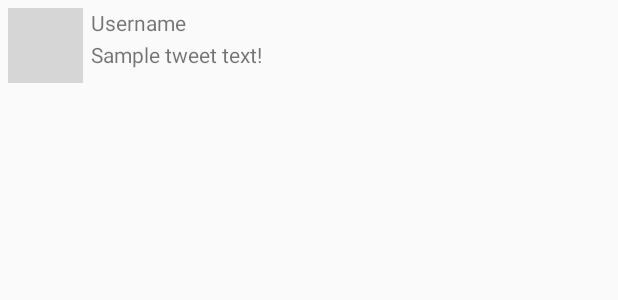
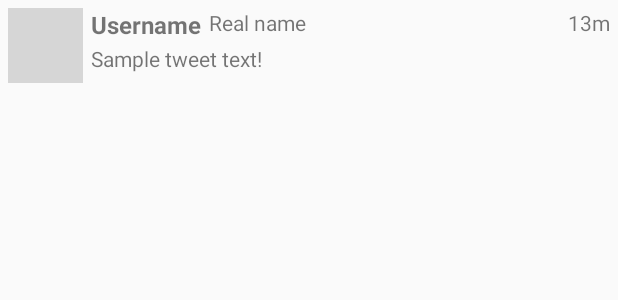
Before and after one commit to pedrojus/SimpleTweet, an Android app: the layout item_tweet.xml on its own in the app's theme, with its tools: preview values and no code run, on a phone screen of 412 x 824 dp. Shown: the top 300 px of the screen. Run offline under Robolectric (Android 15) with nearby library versions, the phone set to English and light mode, and no system bars; grey boxes are pictures that could not be loaded.

Commit message:
added TextViews for name and timestamp

```diff
--- a/app/src/main/res/layout/item_tweet.xml
+++ b/app/src/main/res/layout/item_tweet.xml
@@ -5,6 +5,24 @@
     android:layout_width="match_parent"
     android:layout_height="wrap_content"
     android:layout_margin="5dp">
+
+    <TextView
+        android:id="@+id/tvName"
+        android:layout_width="wrap_content"
+        android:layout_height="wrap_content"
+        android:layout_alignParentTop="true"
+        android:layout_marginStart="5dp"
+        android:layout_marginTop="0dp"
+        android:layout_toEndOf="@+id/tvScreenName"
+        tools:text="Real name" />
+
+    <TextView
+        android:id="@+id/tvTimestamp"
+        android:layout_width="wrap_content"
+        android:layout_height="wrap_content"
+        android:layout_alignParentEnd="true"
+        android:layout_marginEnd="0dp"
+        tools:text="13m" />
 
     <TextView
         android:id="@+id/tvBody"
@@ -34,5 +52,7 @@
         android:layout_marginStart="5dp"
         android:layout_marginTop="0dp"
         android:layout_toEndOf="@+id/ivProfileImage"
+        android:textSize="16sp"
+        android:textStyle="bold"
         tools:text="Username" />
 </RelativeLayout>
```
